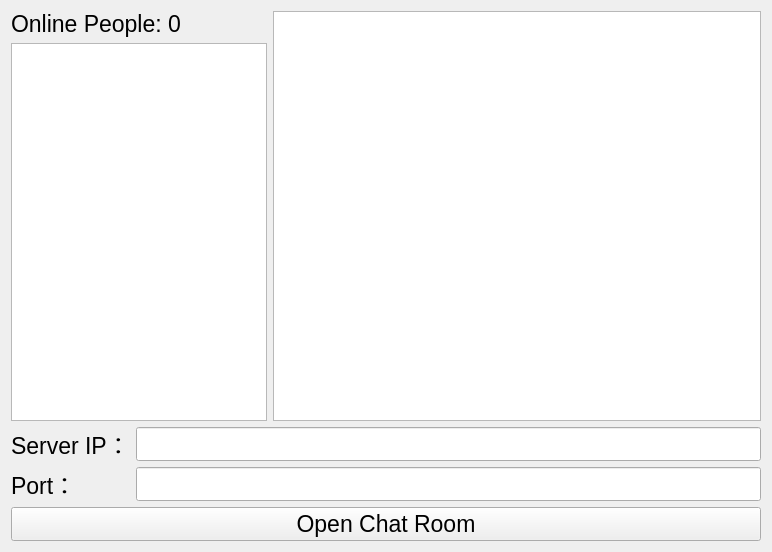
Old version of the form ChatRoom/ui/ui_tcpServer.ui in the repository Hk4Fun/qtstudy.
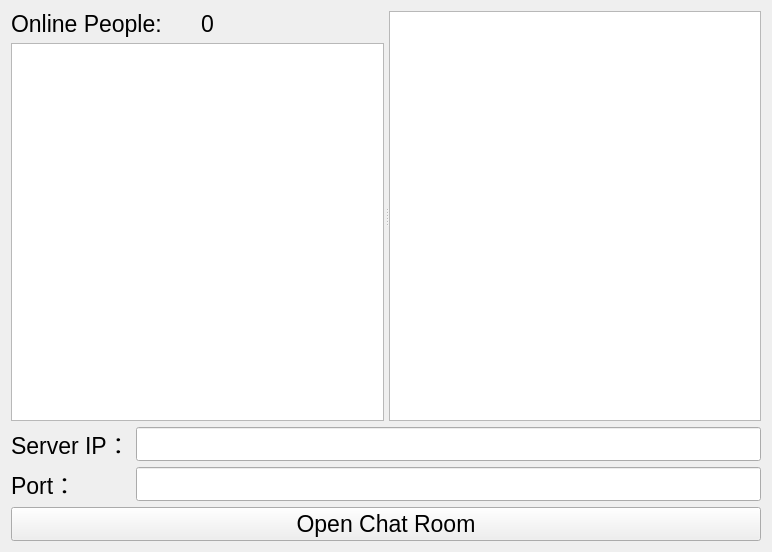
New version of the form.

Patch:
```diff
--- a/ChatRoom/ui/ui_tcpServer.ui
+++ b/ChatRoom/ui/ui_tcpServer.ui
@@ -15,11 +15,19 @@
   </property>
   <layout class="QVBoxLayout" name="verticalLayout_2">
    <item>
-    <layout class="QHBoxLayout" name="horizontalLayout_2" stretch="0,3">
-     <property name="leftMargin">
-      <number>0</number>
+    <widget class="QSplitter" name="splitter">
+     <property name="font">
+      <font>
+       <pointsize>9</pointsize>
+      </font>
      </property>
-     <item>
+     <property name="orientation">
+      <enum>Qt::Horizontal</enum>
+     </property>
+     <property name="handleWidth">
+      <number>5</number>
+     </property>
+     <widget class="QWidget" name="">
       <layout class="QVBoxLayout" name="verticalLayout">
        <item>
         <layout class="QHBoxLayout" name="horizontalLayout">
@@ -59,8 +67,7 @@
         </widget>
        </item>
       </layout>
-     </item>
-     <item>
+     </widget>
       <widget class="QListWidget" name="contentListWidget">
        <property name="font">
         <font>
@@ -68,8 +75,7 @@
         </font>
        </property>
       </widget>
-     </item>
-    </layout>
+    </widget>
    </item>
    <item>
     <layout class="QGridLayout" name="gridLayout_2">
```
Lines whose indentation alone changed are shown as unchanged.
